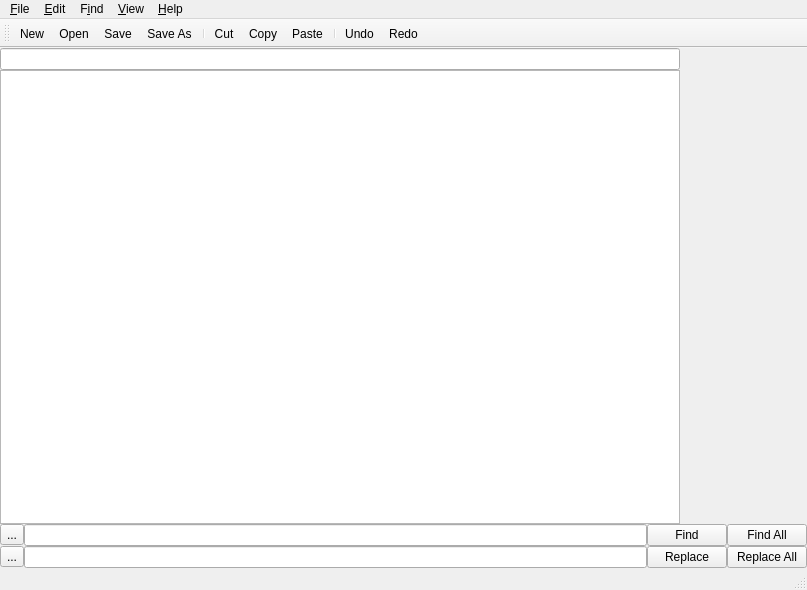
Old version of the form mainwindow.ui in the repository kum8r/SimpleCodeEditor.
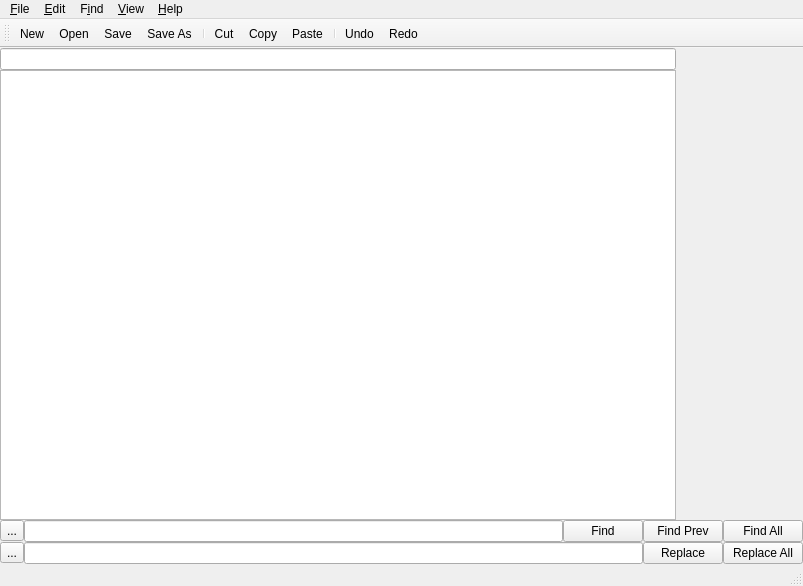
New version of the form. Icons and pictures are not drawn.

The edit to the form file:
```diff
--- a/mainwindow.ui
+++ b/mainwindow.ui
@@ -6,8 +6,8 @@
    <rect>
     <x>0</x>
     <y>0</y>
-    <width>807</width>
-    <height>590</height>
+    <width>803</width>
+    <height>586</height>
    </rect>
   </property>
   <property name="windowTitle">
@@ -164,6 +164,13 @@
             </property>
            </widget>
           </item>
+          <item>
+           <widget class="QPushButton" name="pushButton_5">
+            <property name="text">
+             <string>Find Prev</string>
+            </property>
+           </widget>
+          </item>
           <item>
            <widget class="QPushButton" name="pushButton_2">
             <property name="text">
@@ -233,7 +240,7 @@
     <rect>
      <x>0</x>
      <y>0</y>
-     <width>807</width>
+     <width>803</width>
      <height>24</height>
     </rect>
    </property>
```
Left out of the diff: 36 changed lines with no effect on the pictures.
